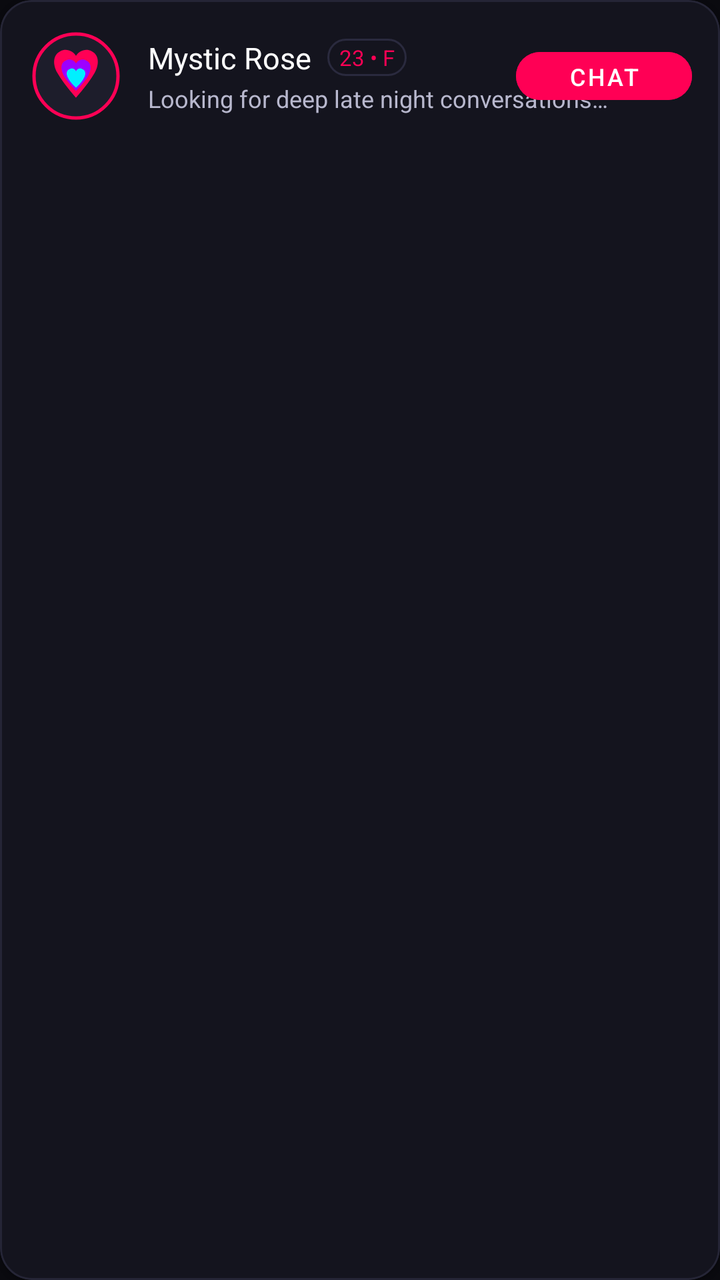
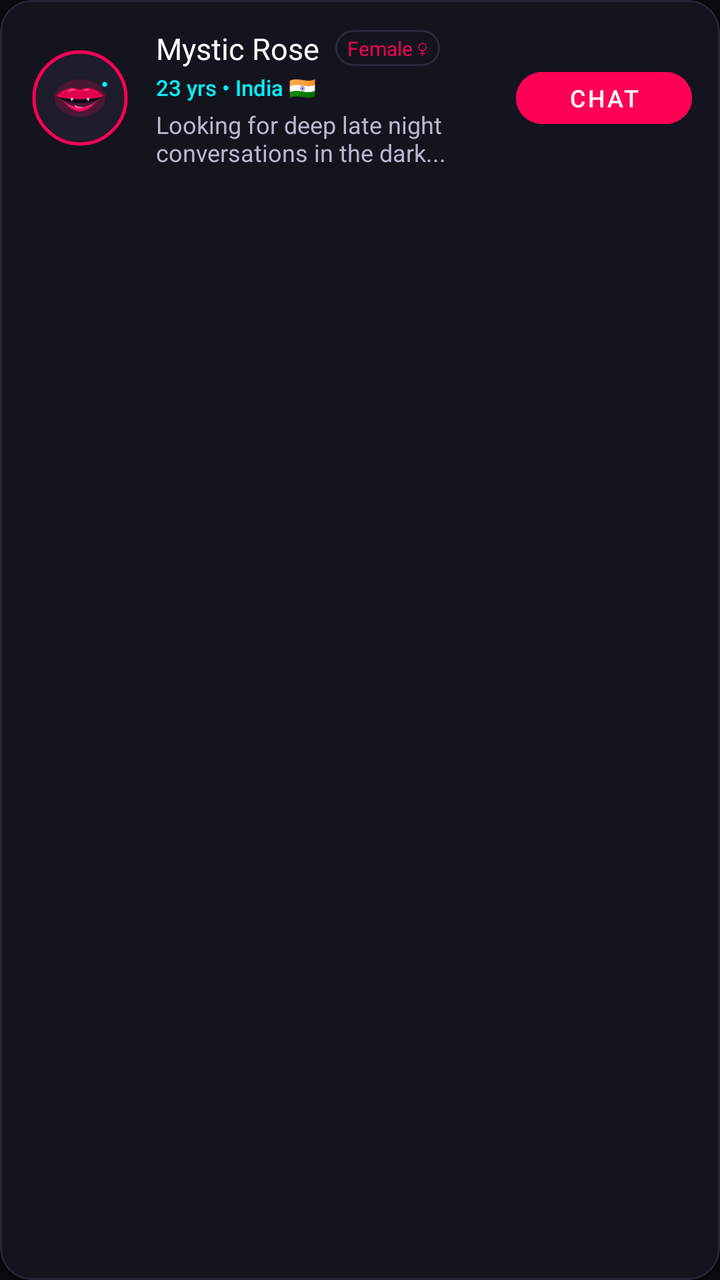

Two renders of the same Android screen: before a commit and after it. Below are the layout's source before the change and the commit's diff.
<!-- AndroidManifest.xml: application theme Theme.DarkDesireDating -->
<!-- res/layout/item_user_card.xml -->
<?xml version="1.0" encoding="utf-8"?>
<com.google.android.material.card.MaterialCardView xmlns:android="http://schemas.android.com/apk/res/android"
    xmlns:app="http://schemas.android.com/apk/res-auto"
    android:layout_width="match_parent"
    android:layout_height="wrap_content"
    android:layout_marginBottom="12dp"
    app:cardBackgroundColor="@color/bg_card"
    app:cardCornerRadius="16dp"
    app:strokeColor="#252536"
    app:strokeWidth="1dp">

    <RelativeLayout
        android:layout_width="match_parent"
        android:layout_height="wrap_content"
        android:padding="14dp">

        <com.google.android.material.imageview.ShapeableImageView
            android:id="@+id/imgCardAvatar"
            android:layout_width="48dp"
            android:layout_height="48dp"
            android:layout_centerVertical="true"
            android:background="@color/bg_card_elevated"
            android:padding="3dp"
            android:src="@drawable/ic_launcher_foreground"
            app:shapeAppearanceOverlay="@style/ShapeAppearance.Material3.Corner.Full"
            app:strokeColor="@color/accent_pink"
            app:strokeWidth="1.5dp" />

        <LinearLayout
            android:layout_width="wrap_content"
            android:layout_height="wrap_content"
            android:layout_centerVertical="true"
            android:layout_marginStart="12dp"
            android:layout_toEndOf="@id/imgCardAvatar"
            android:orientation="vertical">

            <LinearLayout
                android:layout_width="wrap_content"
                android:layout_height="wrap_content"
                android:gravity="center_vertical"
                android:orientation="horizontal">

                <TextView
                    android:id="@+id/tvCardAlias"
                    android:layout_width="wrap_content"
                    android:layout_height="wrap_content"
                    android:fontFamily="sans-serif-bold"
                    android:text="Mystic Rose"
                    android:textColor="@color/text_primary"
                    android:textSize="15sp" />

                <TextView
                    android:id="@+id/tvCardAgeGender"
                    android:layout_width="wrap_content"
                    android:layout_height="wrap_content"
                    android:layout_marginStart="8dp"
                    android:background="@drawable/bg_card_dark"
                    android:paddingHorizontal="6dp"
                    android:paddingVertical="2dp"
                    android:text="23 • F"
                    android:textColor="@color/accent_pink"
                    android:textSize="11sp" />
            </LinearLayout>

            <TextView
                android:id="@+id/tvCardBio"
                android:layout_width="wrap_content"
                android:layout_height="wrap_content"
                android:layout_marginTop="2dp"
                android:ellipsize="end"
                android:maxLines="1"
                android:text="Looking for deep late night conversations…"
                android:textColor="@color/text_secondary"
                android:textSize="12sp" />
        </LinearLayout>

        <com.google.android.material.button.MaterialButton
            android:id="@+id/btnCardChat"
            style="@style/Widget.MaterialComponents.Button.UnelevatedButton"
            android:layout_width="wrap_content"
            android:layout_height="36dp"
            android:layout_alignParentEnd="true"
            android:layout_centerVertical="true"
            android:backgroundTint="@color/accent_pink"
            android:text="Chat"
            android:textColor="@color/text_primary"
            android:textSize="12sp"
            app:cornerRadius="18dp" />

    </RelativeLayout>
</com.google.android.material.card.MaterialCardView>
<!-- resources referenced by this layout -->
<resources>
  <color name="accent_pink">#FF0055</color>
  <color name="bg_card">#14141E</color>
  <color name="bg_card_elevated">#1D1D2B</color>
  <color name="text_primary">#FFFFFF</color>
  <color name="text_secondary">#B8B8CE</color>
  <!-- drawable bg_card_dark (drawable) -->
  <?xml version="1.0" encoding="utf-8"?>
  <shape xmlns:android="http://schemas.android.com/apk/res/android"
      android:shape="rectangle">
      <solid android:color="@color/bg_card" />
      <corners android:radius="16dp" />
      <stroke
          android:width="1dp"
          android:color="#2A2A3E" />
  </shape>
  <!-- drawable ic_launcher_foreground (drawable) -->
  <?xml version="1.0" encoding="utf-8"?>
  <vector xmlns:android="http://schemas.android.com/apk/res/android"
      android:width="108dp"
      android:height="108dp"
      android:viewportWidth="108"
      android:viewportHeight="108">
      
      <path
          android:fillColor="#FF0055"
          android:pathData="M54,28 C50,22 42,18 34,22 C24,27 24,39 30,50 C38,64 54,82 54,82 C54,82 70,64 78,50 C84,39 84,27 74,22 C66,18 58,22 54,28 Z" />
      <path
          android:fillColor="#9D00FF"
          android:pathData="M54,38 C52,34 46,31 41,34 C34,37 34,45 38,53 C43,62 54,73 54,73 C54,73 65,62 70,53 C74,45 74,37 67,34 C62,31 56,34 54,38 Z" />
      <path
          android:fillColor="#00F0FF"
          android:pathData="M54,48 C53,45 49,43 46,45 C41,47 41,52 44,57 C47,63 54,69 54,69 C54,69 61,63 64,57 C67,52 67,47 62,45 C59,43 55,45 54,48 Z" />
  </vector>
  <style name="Theme.DarkDesireDating" parent="Theme.MaterialComponents.DayNight.NoActionBar">
          <item name="colorPrimary">@color/accent_pink</item>
          <item name="colorPrimaryVariant">@color/accent_pink_dark</item>
          <item name="colorOnPrimary">@color/text_primary</item>
          <item name="colorSecondary">@color/accent_purple</item>
          <item name="colorSecondaryVariant">@color/accent_purple</item>
          <item name="colorOnSecondary">@color/text_primary</item>
  
          <item name="android:windowBackground">@color/bg_dark</item>
          <item name="android:colorBackground">@color/bg_dark</item>
          <item name="android:statusBarColor">@color/bg_dark</item>
          <item name="android:navigationBarColor">@color/bg_dark</item>
          <item name="android:windowLightStatusBar" tools:targetApi="m">false</item>
      </style>
  <color name="accent_pink_dark">#B3003C</color>
  <color name="accent_purple">#9D00FF</color>
  <color name="bg_dark">#0A0A0F</color>
</resources>

<!-- the commit's change to res/layout/item_user_card.xml (unified diff, before → after) -->
@@ -16,8 +16,8 @@
 
         <com.google.android.material.imageview.ShapeableImageView
             android:id="@+id/imgCardAvatar"
-            android:layout_width="48dp"
-            android:layout_height="48dp"
+            android:layout_width="52dp"
+            android:layout_height="52dp"
             android:layout_centerVertical="true"
             android:background="@color/bg_card_elevated"
             android:padding="3dp"
@@ -27,11 +27,12 @@
             app:strokeWidth="1.5dp" />
 
         <LinearLayout
-            android:layout_width="wrap_content"
+            android:layout_width="match_parent"
             android:layout_height="wrap_content"
             android:layout_centerVertical="true"
-            android:layout_marginStart="12dp"
+            android:layout_marginHorizontal="12dp"
             android:layout_toEndOf="@id/imgCardAvatar"
+            android:layout_toStartOf="@id/btnCardChat"
             android:orientation="vertical">
 
             <LinearLayout
@@ -44,32 +45,44 @@
                     android:id="@+id/tvCardAlias"
                     android:layout_width="wrap_content"
                     android:layout_height="wrap_content"
+                    android:ellipsize="end"
                     android:fontFamily="sans-serif-bold"
+                    android:maxLines="1"
                     android:text="Mystic Rose"
                     android:textColor="@color/text_primary"
                     android:textSize="15sp" />
 
                 <TextView
-                    android:id="@+id/tvCardAgeGender"
+                    android:id="@+id/tvCardGender"
                     android:layout_width="wrap_content"
                     android:layout_height="wrap_content"
                     android:layout_marginStart="8dp"
                     android:background="@drawable/bg_card_dark"
                     android:paddingHorizontal="6dp"
                     android:paddingVertical="2dp"
-                    android:text="23 • F"
+                    android:text="Female ♀"
                     android:textColor="@color/accent_pink"
-                    android:textSize="11sp" />
+                    android:textSize="10sp" />
             </LinearLayout>
+
+            <TextView
+                android:id="@+id/tvCardAgeCountry"
+                android:layout_width="wrap_content"
+                android:layout_height="wrap_content"
+                android:layout_marginTop="2dp"
+                android:fontFamily="sans-serif-medium"
+                android:text="23 yrs • India 🇮🇳"
+                android:textColor="@color/accent_cyan"
+                android:textSize="11sp" />
 
             <TextView
                 android:id="@+id/tvCardBio"
                 android:layout_width="wrap_content"
                 android:layout_height="wrap_content"
-                android:layout_marginTop="2dp"
+                android:layout_marginTop="3dp"
                 android:ellipsize="end"
-                android:maxLines="1"
-                android:text="Looking for deep late night conversations…"
+                android:maxLines="2"
+                android:text="Looking for deep late night conversations in the dark..."
                 android:textColor="@color/text_secondary"
                 android:textSize="12sp" />
         </LinearLayout>
@@ -78,7 +91,7 @@
             android:id="@+id/btnCardChat"
             style="@style/Widget.MaterialComponents.Button.UnelevatedButton"
             android:layout_width="wrap_content"
-            android:layout_height="36dp"
+            android:layout_height="38dp"
             android:layout_alignParentEnd="true"
             android:layout_centerVertical="true"
             android:backgroundTint="@color/accent_pink"
<!-- resource entries referenced after the edit -->
@@ -1,5 +1,6 @@
 <!-- resources referenced by this layout -->
 <resources>
+  <color name="accent_cyan">#00F0FF</color>
   <color name="accent_pink">#FF0055</color>
   <color name="bg_card">#14141E</color>
   <color name="bg_card_elevated">#1D1D2B</color>
@@ -15,24 +16,7 @@
           android:width="1dp"
           android:color="#2A2A3E" />
   </shape>
-  <!-- drawable ic_launcher_foreground (drawable) -->
-  <?xml version="1.0" encoding="utf-8"?>
-  <vector xmlns:android="http://schemas.android.com/apk/res/android"
-      android:width="108dp"
-      android:height="108dp"
-      android:viewportWidth="108"
-      android:viewportHeight="108">
-      
-      <path
-          android:fillColor="#FF0055"
-          android:pathData="M54,28 C50,22 42,18 34,22 C24,27 24,39 30,50 C38,64 54,82 54,82 C54,82 70,64 78,50 C84,39 84,27 74,22 C66,18 58,22 54,28 Z" />
-      <path
-          android:fillColor="#9D00FF"
-          android:pathData="M54,38 C52,34 46,31 41,34 C34,37 34,45 38,53 C43,62 54,73 54,73 C54,73 65,62 70,53 C74,45 74,37 67,34 C62,31 56,34 54,38 Z" />
-      <path
-          android:fillColor="#00F0FF"
-          android:pathData="M54,48 C53,45 49,43 46,45 C41,47 41,52 44,57 C47,63 54,69 54,69 C54,69 61,63 64,57 C67,52 67,47 62,45 C59,43 55,45 54,48 Z" />
-  </vector>
+  <!-- drawable ic_launcher_foreground: vector/xml drawable (drawable, 2006 chars, omitted) -->
   <style name="Theme.DarkDesireDating" parent="Theme.MaterialComponents.DayNight.NoActionBar">
           <item name="colorPrimary">@color/accent_pink</item>
           <item name="colorPrimaryVariant">@color/accent_pink_dark</item>
